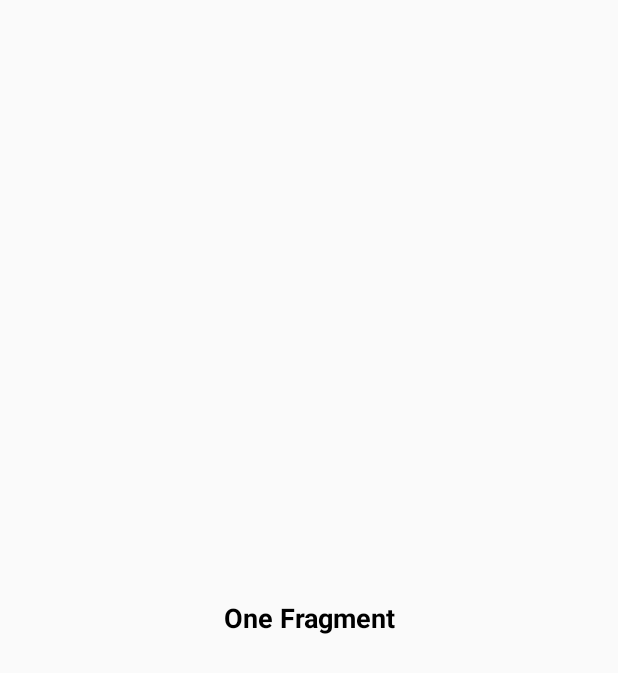
After one commit to AxelESSONO/HomeFood, an Android app: the fragment OneFragment placed in its activity, on a phone screen of 412 x 824 dp. The commit adds this screen. Shown: the top 673 px of the screen. Run offline under Robolectric (Android 15) with nearby library versions, the phone set to English and light mode, and no system bars; libraries missing offline, so code that uses them is left out: com.stepstone.stepper; plain views replace StepperLayout; 3 statements that could not run were skipped.

Commit message:
Created CheckoutActivity

```diff
--- a/app/build.gradle
+++ b/app/build.gradle
@@ -51,7 +51,7 @@ dependencies {
     implementation 'com.toptoche.searchablespinner:searchablespinnerlibrary:1.3.1'
 
     /* Stepper */
-    implementation 'com.stepstone.stepper:material-stepper:4.3.1'
+    implementation 'com.stepstone.stepper:material-stepper:3.2.3'
 
 
     annotationProcessor 'com.github.bumptech.glide:compiler:4.11.0'
--- /dev/null
+++ b/app/src/main/java/com/obiangetfils/homefood/adapter/StepperAdapter.java
@@ -0,0 +1,67 @@
+package com.obiangetfils.homefood.adapter;
+
+import android.content.Context;
+import android.os.Bundle;
+
+import androidx.annotation.IntRange;
+import androidx.annotation.NonNull;
+import androidx.fragment.app.FragmentManager;
+
+import com.obiangetfils.homefood.fragments.sub_fragment.OneFragment;
+import com.obiangetfils.homefood.fragments.sub_fragment.TwoFragment;
+import com.stepstone.stepper.Step;
+import com.stepstone.stepper.adapter.AbstractFragmentStepAdapter;
+import com.stepstone.stepper.viewmodel.StepViewModel;
+
+public class StepperAdapter extends AbstractFragmentStepAdapter {
+
+    private static final String CURRENT_STEP_POSITION_KEY = "messageResourceId";
+
+    public StepperAdapter(@NonNull FragmentManager fm, @NonNull Context context) {
+        super(fm, context);
+    }
+
+    @Override
+    public Step createStep(int position) {
+
+        switch (position){
+            case 0:
+                final OneFragment step1 = new OneFragment();
+                Bundle b1 = new Bundle();
+                b1.putInt(CURRENT_STEP_POSITION_KEY, position);
+                step1.setArguments(b1);
+                return (Step) step1;
+            case 1:
+                final TwoFragment step2 = new TwoFragment();
+                Bundle b2 = new Bundle();
+                b2.putInt(CURRENT_STEP_POSITION_KEY, position);
+                step2.setArguments(b2);
+                return (Step) step2;
+        }
+        return null;
+
+    }
+
+    @Override
+    public int getCount() {
+        return 2;
+    }
+
+    @NonNull
+    @Override
+    public StepViewModel getViewModel(@IntRange(from = 0) int position) {
+        //Override this method to set Step title for the Tabs, not necessary for other stepper types
+        switch (position){
+            case 0:
+                return new StepViewModel.Builder(context)
+                        .setTitle("Tabs 1") //can be a CharSequence instead
+                        .create();
+            case 1:
+                return new StepViewModel.Builder(context)
+                        .setTitle("Tabs 2") //can be a CharSequence instead
+                        .create();
+        }
+        return null;
+    }
+
+}
--- /dev/null
+++ b/app/src/main/java/com/obiangetfils/homefood/controller/CheckoutActivity.java
@@ -0,0 +1,50 @@
+package com.obiangetfils.homefood.controller;
+
+import androidx.appcompat.app.AppCompatActivity;
+
+import android.os.Bundle;
+import android.view.View;
+import android.widget.Toast;
+
+import com.obiangetfils.homefood.R;
+import com.obiangetfils.homefood.adapter.StepperAdapter;
+import com.stepstone.stepper.StepperLayout;
+import com.stepstone.stepper.VerificationError;
+
+public class CheckoutActivity extends AppCompatActivity implements StepperLayout.StepperListener {
+
+    private StepperLayout mStepperLayout;
+    private StepperAdapter mStepperAdapter;
+
+    @Override
+    protected void onCreate(Bundle savedInstanceState) {
+        super.onCreate(savedInstanceState);
+        setContentView(R.layout.activity_checkout);
+
+        mStepperLayout = (StepperLayout) findViewById(R.id.stepperLayout);
+        mStepperAdapter = new StepperAdapter(getSupportFragmentManager(), this);
+        mStepperLayout.setAdapter(mStepperAdapter);
+        mStepperLayout.setListener(this);
+
+    }
+
+    @Override
+    public void onCompleted(View completeButton) {
+        Toast.makeText(this, "onCompleted!", Toast.LENGTH_SHORT).show();
+    }
+
+    @Override
+    public void onError(VerificationError verificationError) {
+        Toast.makeText(this, "onError! -> " + verificationError.getErrorMessage(), Toast.LENGTH_SHORT).show();
+    }
+
+    @Override
+    public void onStepSelected(int newStepPosition) {
+
+    }
+
+    @Override
+    public void onReturn() {
+        finish();
+    }
+}
--- /dev/null
+++ b/app/src/main/java/com/obiangetfils/homefood/fragments/sub_fragment/OneFragment.java
@@ -0,0 +1,67 @@
+package com.obiangetfils.homefood.fragments.sub_fragment;
+
+import android.os.Bundle;
+
+import androidx.annotation.NonNull;
+import androidx.fragment.app.Fragment;
+
+import android.os.Handler;
+import android.view.LayoutInflater;
+import android.view.View;
+import android.view.ViewGroup;
+
+import com.obiangetfils.homefood.R;
+import com.stepstone.stepper.BlockingStep;
+import com.stepstone.stepper.StepperLayout;
+import com.stepstone.stepper.VerificationError;
+
+public class OneFragment extends Fragment implements BlockingStep {
+
+
+    public OneFragment() {
+        // Required empty public constructor
+    }
+
+    @Override
+    public View onCreateView(LayoutInflater inflater, ViewGroup container, Bundle savedInstanceState) {
+        // Inflate the layout for this fragment
+        return inflater.inflate(R.layout.fragment_one, container, false);
+    }
+
+    @Override
+    public void onNextClicked(final StepperLayout.OnNextClickedCallback callback) {
+        new Handler().postDelayed(new Runnable() {
+            @Override
+            public void run() {
+
+                //you can do anythings you want
+                callback.goToNextStep();
+            }
+        }, 0L);// delay open another fragment
+    }
+
+    @Override
+    public void onCompleteClicked(StepperLayout.OnCompleteClickedCallback callback) {
+
+    }
+
+    @Override
+    public void onBackClicked(StepperLayout.OnBackClickedCallback callback) {
+
+    }
+
+    @Override
+    public VerificationError verifyStep() {
+        return null;
+    }
+
+    @Override
+    public void onSelected() {
+
+    }
+
+    @Override
+    public void onError(@NonNull VerificationError error) {
+
+    }
+}
--- /dev/null
+++ b/app/src/main/res/drawable/ic_next_24.xml
@@ -0,0 +1,5 @@
+<vector android:height="24dp" android:tint="#FFFFFF"
+    android:viewportHeight="24" android:viewportWidth="24"
+    android:width="24dp" xmlns:android="http://schemas.android.com/apk/res/android">
+    <path android:fillColor="@android:color/white" android:pathData="M12,4l-1.41,1.41L16.17,11H4v2h12.17l-5.58,5.59L12,20l8,-8z"/>
+</vector>
--- a/app/src/main/res/layout/activity_checkout.xml
+++ b/app/src/main/res/layout/activity_checkout.xml
@@ -1,12 +1,10 @@
 <?xml version="1.0" encoding="utf-8"?>
-<com.stepstone.stepper.StepperLayout
-    xmlns:android="http://schemas.android.com/apk/res/android"
+<com.stepstone.stepper.StepperLayout xmlns:android="http://schemas.android.com/apk/res/android"
     xmlns:app="http://schemas.android.com/apk/res-auto"
-    android:id="@+id/stepperLayout"
+    xmlns:tools="http://schemas.android.com/tools"
     android:layout_width="match_parent"
     android:layout_height="match_parent"
-    app:ms_backButtonColor="@color/ms_disabling_button_text_color_selector"
-    app:ms_nextButtonColor="@color/ms_disabling_button_text_color_selector"
-    app:ms_completeButtonColor="@color/ms_disabling_button_text_color_selector"
-    app:ms_stepperType="tabs"
-    app:ms_stepperFeedbackType="tabs|disabled_bottom_navigation" />
+    android:id="@+id/stepperLayout"
+    app:ms_stepperType="tabs">
+
+</com.stepstone.stepper.StepperLayout>
--- /dev/null
+++ b/app/src/main/res/layout/fragment_one.xml
@@ -0,0 +1,19 @@
+<?xml version="1.0" encoding="utf-8"?>
+<RelativeLayout xmlns:android="http://schemas.android.com/apk/res/android"
+    xmlns:tools="http://schemas.android.com/tools"
+    android:layout_width="match_parent"
+    android:layout_height="match_parent"
+    tools:context="com.obiangetfils.homefood.fragments.sub_fragment.OneFragment">
+
+    <TextView
+        android:layout_width="match_parent"
+        android:layout_height="wrap_content"
+        android:text="One Fragment"
+        android:textStyle="bold"
+        android:textColor="@android:color/black"
+        android:textSize="18sp"
+        android:textAlignment="center"
+        android:gravity="center"
+        android:layout_centerInParent="true"/>
+
+</RelativeLayout>
--- a/app/src/main/res/values/strings.xml
+++ b/app/src/main/res/values/strings.xml
@@ -15,7 +15,7 @@
     <string name="menu_home">Nos Menus</string>
     <string name="menu_gallery">Gallery</string>
     <string name="menu_slideshow">Slideshow</string>
-    <!-- TODO: Remove or change this placeholder text -->
+
     <string name="hello_blank_fragment">Hello blank fragment</string>
     <string name="menu_order">Mes Commandes</string>
     <string name="menu_offer">Nos Offres</string>
@@ -41,4 +41,5 @@
     <string name="you_are_logined">Vous êtes connectés!!</string>
     <string name="google_login_successfully">Connexion avec google réussie!</string>
     <string name="facebook_login_successfully">Connexion avec facebook réussie!</string>
+
 </resources>
--- a/app/src/main/res/values/styles.xml
+++ b/app/src/main/res/values/styles.xml
@@ -5,6 +5,7 @@
         <item name="colorPrimary">@color/colorPrimary</item>
         <item name="colorPrimaryDark">@color/colorPrimaryDark</item>
         <item name="colorAccent">@color/colorAccent</item>
+
     </style>
 
     <style name="AppTheme.NoActionBar">
@@ -31,4 +32,5 @@
         <item name="DialogSpotCount">4</item>
     </style>
 
+
 </resources>
```
Also changed, not shown: app/src/main/java/com/obiangetfils/homefood/fragments/sub_fragment/TwoFragment.java (added, +66 -0 lines), app/src/main/res/layout/fragment_two.xml (added, +19 -0 lines), app/src/main/res/values/colors.xml (+9 -0 lines).
